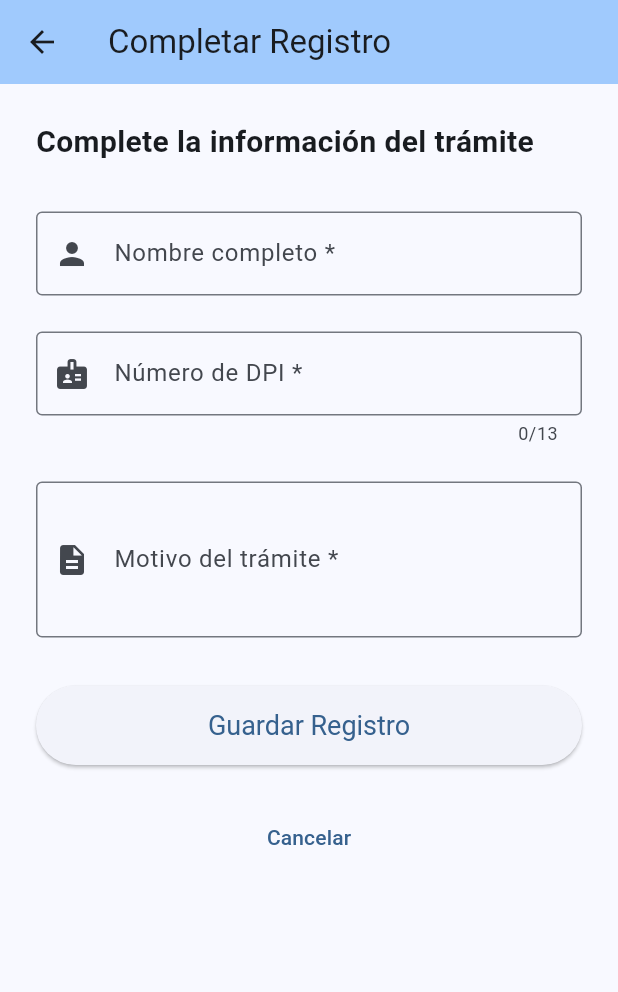
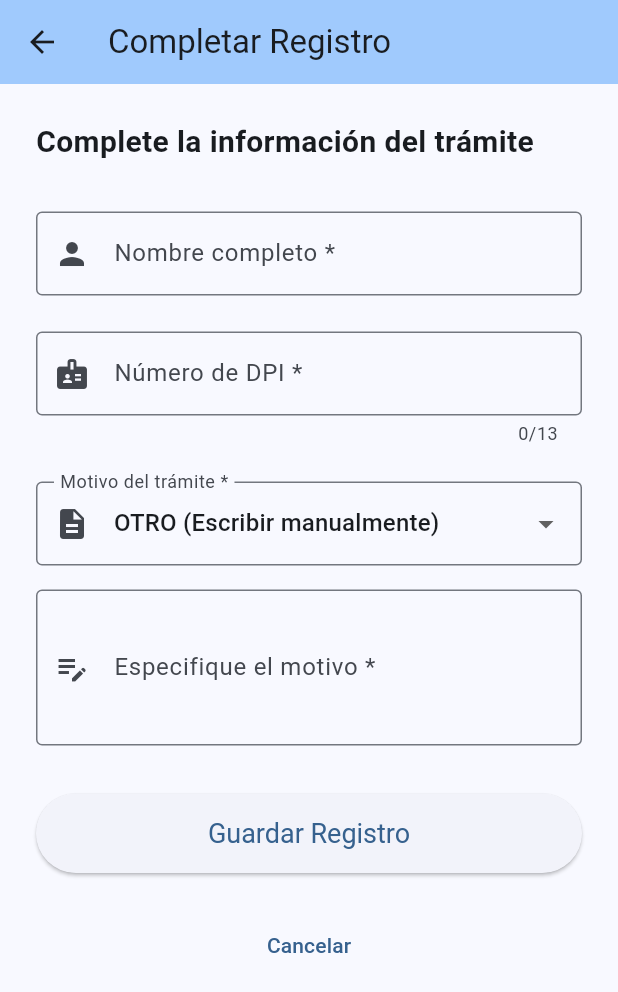
Before and after one commit to anthonyp3452/OCR-GT, a Flutter app: the FormScreen screen opened directly, on a phone screen of 412 x 824 dp. Shown: the top 992 px of the screen. Run offline on Flutter 3.47's test engine with Material 3 defaults, Android fonts, the phone set to English and light mode, and no system bars; our stand-ins replace cross_file, image_picker, open_filex, permission_handler, share_plus; missing offline and left inert: excel, google_mlkit_text_recognition.

Commit message:
eliminar registros, motivos en menu desplegable y manual

```diff
--- a/lib/screens/form_screen.dart
+++ b/lib/screens/form_screen.dart
@@ -8,14 +8,20 @@ import '../services/excel_service.dart';
 /// ============================================================================
 const List<String> _motivoTramiteOpciones = [
   'JUBILACION',
+  'CARNET DE AFILIACIÓN',
   'CONSULTA DE JUBILACION',
   'ACTA DE SUPERVIVENCIA',
   'INSCRIPCION',
-  'ACTTUALIZACION',
-  'CONSULTA SUBSUDIO EMA',
-  'CUOTA MURTUORIA',
+  'ACTUALIZACIÓN DE DATOS',
+  'CONSULTA PAGO DE SUSPENSION',
+  'CUOTA MURTUORIA IVS',
+  'CUOTA MURTUORIA AFILIADOS',
   'CONTRIBUCION VOLUNTARIA',
+  'MEDICINA LEGAL',
+  'ACTUALIZACION JUBILADO',
 ];
+
+const String _motivoOtroValue = '__OTRO__';
 
 class FormScreen extends StatefulWidget {
   final String initialName;
@@ -39,9 +45,9 @@ class _FormScreenState extends State<FormScreen> {
   final _formKey = GlobalKey<FormState>();
   final _nameController = TextEditingController();
   final _dpiController = TextEditingController();
-  final _reasonController = TextEditingController(); // Solo para registro manual
+  final _reasonController = TextEditingController(); // Para "Otro"
   final ExcelService _excelService = ExcelService();
-  String? _selectedMotivo; // Solo para formulario desde escáner
+  String? _selectedMotivo;
   bool _isSaving = false;
 
   @override
@@ -49,6 +55,11 @@ class _FormScreenState extends State<FormScreen> {
     super.initState();
     _nameController.text = widget.initialName;
     _dpiController.text = widget.initialDPI;
+    // Por defecto, en registro manual se usa "Otro" para permitir escribir libremente,
+    // pero el usuario puede cambiarlo a un motivo de la lista si lo desea.
+    if (widget.isManualEntry) {
+      _selectedMotivo = _motivoOtroValue;
+    }
   }
 
   @override
@@ -60,10 +71,11 @@ class _FormScreenState extends State<FormScreen> {
   }
 
   String _getReasonValue() {
-    if (widget.isManualEntry) {
+    if (_selectedMotivo == _motivoOtroValue) {
       return _reasonController.text.trim();
     }
-    return _selectedMotivo ?? '';
+    if (_selectedMotivo == null) return '';
+    return _selectedMotivo!;
   }
 
   /// Guarda el registro en el archivo Excel
@@ -197,25 +209,6 @@ class _FormScreenState extends State<FormScreen> {
               validator: _validateDPI,
             ),
             const SizedBox(height: 24),
-            if (widget.isManualEntry)
-              TextFormField(
-                controller: _reasonController,
-                decoration: const InputDecoration(
-                  labelText: 'Motivo del trámite *',
-                  hintText: 'Ingrese el motivo de la visita',
-                  border: OutlineInputBorder(),
-                  prefixIcon: Icon(Icons.description),
-                ),
-                textCapitalization: TextCapitalization.sentences,
-                maxLines: 3,
-                validator: (value) {
-                  if (value == null || value.trim().isEmpty) {
-                    return 'El motivo es requerido';
-                  }
-                  return null;
-                },
-              )
-            else
             DropdownButtonFormField<String>(
               value: _selectedMotivo,
               isExpanded: true,
@@ -225,13 +218,26 @@ class _FormScreenState extends State<FormScreen> {
                 prefixIcon: Icon(Icons.description),
               ),
               hint: const Text('Seleccione el motivo'),
-                items: _motivoTramiteOpciones
-                    .map((opcion) => DropdownMenuItem<String>(
+              items: [
+                ..._motivoTramiteOpciones.map(
+                  (opcion) => DropdownMenuItem<String>(
                     value: opcion,
                     child: Text(opcion, overflow: TextOverflow.ellipsis),
-                        ))
-                    .toList(),
-                onChanged: (value) => setState(() => _selectedMotivo = value),
+                  ),
+                ),
+                const DropdownMenuItem<String>(
+                  value: _motivoOtroValue,
+                  child: Text('OTRO (Escribir manualmente)'),
+                ),
+              ],
+              onChanged: (value) {
+                setState(() {
+                  _selectedMotivo = value;
+                  if (_selectedMotivo != _motivoOtroValue) {
+                    _reasonController.clear();
+                  }
+                });
+              },
               validator: (value) {
                 if (value == null || value.isEmpty) {
                   return 'Seleccione el motivo del trámite';
@@ -239,6 +245,28 @@ class _FormScreenState extends State<FormScreen> {
                 return null;
               },
             ),
+            if (_selectedMotivo == _motivoOtroValue) ...[
+              const SizedBox(height: 16),
+              TextFormField(
+                controller: _reasonController,
+                decoration: const InputDecoration(
+                  labelText: 'Especifique el motivo *',
+                  hintText: 'Escriba el motivo del trámite',
+                  border: OutlineInputBorder(),
+                  prefixIcon: Icon(Icons.edit_note),
+                ),
+                textCapitalization: TextCapitalization.sentences,
+                maxLines: 3,
+                validator: (value) {
+                  if (_selectedMotivo == _motivoOtroValue) {
+                    if (value == null || value.trim().isEmpty) {
+                      return 'El motivo es requerido';
+                    }
+                  }
+                  return null;
+                },
+              ),
+            ],
             const SizedBox(height: 32),
             ElevatedButton(
               onPressed: _isSaving ? null : _saveRecord,
--- a/lib/screens/home_screen.dart
+++ b/lib/screens/home_screen.dart
@@ -30,7 +30,7 @@ class _HomeScreenState extends State<HomeScreen> {
     super.dispose();
   }
 
-  /// Escanea el DPI usando la cámara y OCR
+
   Future<void> _scanDPI() async {
     setState(() {
       _isScanning = true;
--- a/lib/services/parser.dart
+++ b/lib/services/parser.dart
@@ -3,7 +3,11 @@ class DPIParser {
 
   static final List<String> _bloqueados = [
     'APELLIDOS',
+    'I GVEN NAMES',
+    'I GIVEN NAMES',
     'NOMBRES',
+    'I SURNAME',
+    'SURNAME',
     'CÓDIGO ÚNICO DE IDENTIFICACIÓN',
     'CODIGO UNICO DE IDENTIFICACION',
     'CÓDIGO ÚNICO DE IDENTIFICACIÓN CUI',
--- a/pubspec.yaml
+++ b/pubspec.yaml
@@ -37,6 +37,9 @@ dependencies:
   share_plus: ^10.0.0
   cross_file: ^0.3.4+3
 
+  # Abrir archivo Excel con otra app (Google Sheets, Excel, etc.)
+  open_filex: ^4.7.0
+
 dev_dependencies:
   flutter_test:
     sdk: flutter
```
Also changed, not shown: lib/screens/records_screen.dart (+126 -0 lines), lib/services/excel_service.dart (+128 -37 lines), pubspec.lock. Lines whose indentation alone changed are shown as unchanged.
